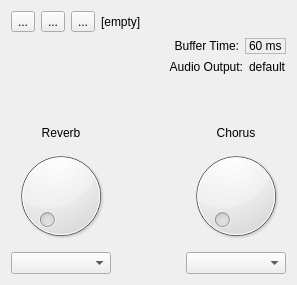
Qt form guisynth/mainwindow.ui (pedrolcl/multiplatform-sonivoxeas) before a commit.
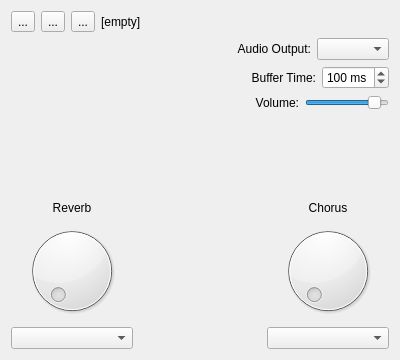
The same form after that commit. Icons and pictures are not drawn.

What changed in the file:
```diff
--- a/guisynth/mainwindow.ui
+++ b/guisynth/mainwindow.ui
@@ -6,8 +6,8 @@
    <rect>
     <x>0</x>
     <y>0</y>
-    <width>297</width>
-    <height>285</height>
+    <width>400</width>
+    <height>360</height>
    </rect>
   </property>
   <property name="windowTitle">
@@ -19,7 +19,7 @@
   </property>
   <widget class="QWidget" name="centralWidget">
    <layout class="QGridLayout" name="gridLayout">
-    <item row="3" column="1">
+    <item row="5" column="1">
      <spacer name="verticalSpacer">
       <property name="orientation">
        <enum>Qt::Vertical</enum>
@@ -32,44 +32,105 @@
       </property>
      </spacer>
     </item>
-    <item row="4" column="0">
-     <widget class="QLabel" name="lblReverb">
-      <property name="text">
-       <string>Reverb</string>
-      </property>
-      <property name="alignment">
-       <set>Qt::AlignCenter</set>
-      </property>
-     </widget>
+    <item row="2" column="0" colspan="3">
+     <layout class="QHBoxLayout" name="horizontalLayout_2">
+      <item>
+       <widget class="QLabel" name="lblBufferTime">
+        <property name="sizePolicy">
+         <sizepolicy hsizetype="Expanding" vsizetype="Minimum">
+          <horstretch>0</horstretch>
+          <verstretch>0</verstretch>
+         </sizepolicy>
+        </property>
+        <property name="text">
+         <string>Buffer Time:</string>
+        </property>
+        <property name="alignment">
+         <set>Qt::AlignRight|Qt::AlignTrailing|Qt::AlignVCenter</set>
+        </property>
+       </widget>
+      </item>
+      <item>
+       <widget class="QSpinBox" name="bufTime">
+        <property name="suffix">
+         <string> ms</string>
+        </property>
+        <property name="minimum">
+         <number>10</number>
+        </property>
+        <property name="maximum">
+         <number>200</number>
+        </property>
+        <property name="singleStep">
+         <number>10</number>
+        </property>
+        <property name="value">
+         <number>100</number>
+        </property>
+       </widget>
+      </item>
+     </layout>
     </item>
-    <item row="4" column="2">
-     <widget class="QLabel" name="lblChorus">
-      <property name="text">
-       <string>Chorus</string>
-      </property>
-      <property name="alignment">
-       <set>Qt::AlignCenter</set>
-      </property>
-     </widget>
+    <item row="8" column="0">
+     <widget class="QComboBox" name="combo_Reverb"/>
     </item>
-    <item row="5" column="0">
+    <item row="7" column="0">
      <widget class="QDial" name="dial_Reverb">
       <property name="maximum">
        <number>32765</number>
       </property>
      </widget>
     </item>
-    <item row="5" column="2">
-     <widget class="QDial" name="dial_Chorus">
-      <property name="maximum">
-       <number>32765</number>
-      </property>
-     </widget>
+    <item row="4" column="0" colspan="3">
+     <layout class="QHBoxLayout" name="horizontalLayout_4">
+      <item>
+       <widget class="QLabel" name="volumeLabel">
+        <property name="sizePolicy">
+         <sizepolicy hsizetype="Expanding" vsizetype="Minimum">
+          <horstretch>0</horstretch>
+          <verstretch>0</verstretch>
+         </sizepolicy>
+        </property>
+        <property name="text">
+         <string>Volume:</string>
+        </property>
+        <property name="alignment">
+         <set>Qt::AlignRight|Qt::AlignTrailing|Qt::AlignVCenter</set>
+        </property>
+       </widget>
+      </item>
+      <item>
+       <widget class="QSlider" name="volumeSlider">
+        <property name="sizePolicy">
+         <sizepolicy hsizetype="Minimum" vsizetype="Fixed">
+          <horstretch>0</horstretch>
+          <verstretch>0</verstretch>
+         </sizepolicy>
+        </property>
+        <property name="maximum">
+         <number>100</number>
+        </property>
+        <property name="value">
+         <number>90</number>
+        </property>
+        <property name="orientation">
+         <enum>Qt::Horizontal</enum>
+        </property>
+       </widget>
+      </item>
+     </layout>
     </item>
     <item row="6" column="0">
-     <widget class="QComboBox" name="combo_Reverb"/>
+     <widget class="QLabel" name="lblReverb">
+      <property name="text">
+       <string>Reverb</string>
+      </property>
+      <property name="alignment">
+       <set>Qt::AlignCenter</set>
+      </property>
+     </widget>
     </item>
-    <item row="6" column="2">
+    <item row="8" column="2">
      <widget class="QComboBox" name="combo_Chorus"/>
     </item>
     <item row="0" column="0" colspan="3">
@@ -125,49 +186,24 @@
       </item>
      </layout>
     </item>
+    <item row="6" column="2">
+     <widget class="QLabel" name="lblChorus">
+      <property name="text">
+       <string>Chorus</string>
+      </property>
+      <property name="alignment">
+       <set>Qt::AlignCenter</set>
+      </property>
+     </widget>
+    </item>
+    <item row="7" column="2">
+     <widget class="QDial" name="dial_Chorus">
+      <property name="maximum">
+       <number>32765</number>
+      </property>
+     </widget>
+    </item>
     <item row="1" column="0" colspan="3">
-     <layout class="QHBoxLayout" name="horizontalLayout_2">
-      <item>
-       <widget class="QLabel" name="lblBufferTime">
-        <property name="sizePolicy">
-         <sizepolicy hsizetype="Expanding" vsizetype="Minimum">
-          <horstretch>0</horstretch>
-          <verstretch>0</verstretch>
-         </sizepolicy>
-        </property>
-        <property name="text">
-         <string>Buffer Time:</string>
-        </property>
-        <property name="alignment">
-         <set>Qt::AlignRight|Qt::AlignTrailing|Qt::AlignVCenter</set>
-        </property>
-       </widget>
-      </item>
-      <item>
-       <widget class="QLabel" name="bufTime">
-        <property name="sizePolicy">
-         <sizepolicy hsizetype="Minimum" vsizetype="Fixed">
-          <horstretch>0</horstretch>
-          <verstretch>0</verstretch>
-         </sizepolicy>
-        </property>
-        <property name="frameShape">
-         <enum>QFrame::StyledPanel</enum>
-        </property>
-        <property name="frameShadow">
-         <enum>QFrame::Plain</enum>
-        </property>
-        <property name="text">
-         <string>60 ms</string>
-        </property>
-        <property name="readOnly" stdset="0">
-         <bool>true</bool>
-        </property>
-       </widget>
-      </item>
-     </layout>
-    </item>
-    <item row="2" column="0" colspan="3">
      <layout class="QHBoxLayout" name="horizontalLayout_3">
       <item>
        <widget class="QLabel" name="lblAudioOut">
@@ -186,16 +222,13 @@
        </widget>
       </item>
       <item>
-       <widget class="QLabel" name="audioOutput">
+       <widget class="QComboBox" name="combo_Device">
         <property name="sizePolicy">
          <sizepolicy hsizetype="Minimum" vsizetype="Fixed">
           <horstretch>0</horstretch>
           <verstretch>0</verstretch>
          </sizepolicy>
         </property>
-        <property name="text">
-         <string>default</string>
-        </property>
        </widget>
       </item>
      </layout>
```
